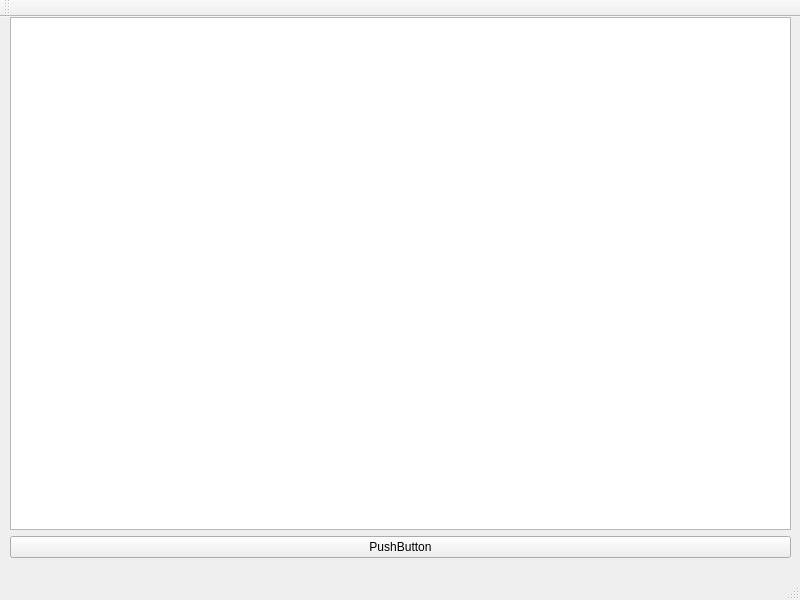
Qt form mainwindow.ui (pikkutimo/QT_Countries) before a commit.
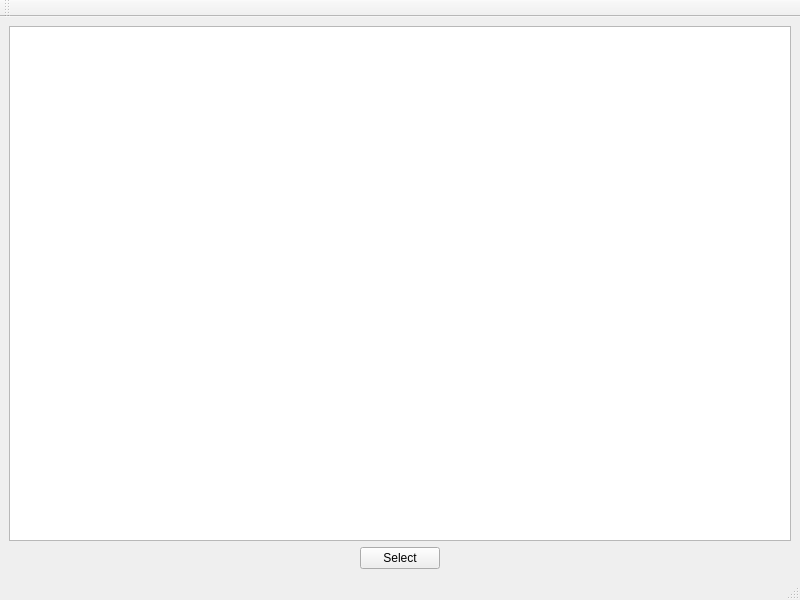
The same form after that commit.

Diff of the .ui file:
```diff
--- a/mainwindow.ui
+++ b/mainwindow.ui
@@ -14,28 +14,48 @@
    <string>MainWindow</string>
   </property>
   <widget class="QWidget" name="centralwidget">
-   <widget class="QWidget" name="gridLayoutWidget">
-    <property name="geometry">
-     <rect>
-      <x>10</x>
-      <y>0</y>
-      <width>781</width>
-      <height>541</height>
-     </rect>
-    </property>
-    <layout class="QGridLayout" name="gridLayout">
+   <layout class="QGridLayout" name="gridLayout_2">
      <item row="0" column="0">
-      <widget class="QListWidget" name="listWidget"/>
-     </item>
-     <item row="1" column="0">
+     <layout class="QGridLayout" name="gridLayout">
+      <item row="1" column="1">
       <widget class="QPushButton" name="pushButton">
        <property name="text">
-        <string>PushButton</string>
+         <string>Select</string>
        </property>
       </widget>
      </item>
-    </layout>
-   </widget>
+      <item row="1" column="0">
+       <spacer name="horizontalSpacer">
+        <property name="orientation">
+         <enum>Qt::Horizontal</enum>
+        </property>
+        <property name="sizeHint" stdset="0">
+         <size>
+          <width>40</width>
+          <height>20</height>
+         </size>
+        </property>
+       </spacer>
+      </item>
+      <item row="1" column="2">
+       <spacer name="horizontalSpacer_2">
+        <property name="orientation">
+         <enum>Qt::Horizontal</enum>
+        </property>
+        <property name="sizeHint" stdset="0">
+         <size>
+          <width>40</width>
+          <height>20</height>
+         </size>
+        </property>
+       </spacer>
+      </item>
+      <item row="0" column="0" colspan="3">
+       <widget class="QListView" name="listView"/>
+      </item>
+     </layout>
+    </item>
+   </layout>
   </widget>
   <widget class="QMenuBar" name="menubar">
    <property name="geometry">
```
Lines whose indentation alone changed are shown as unchanged.
